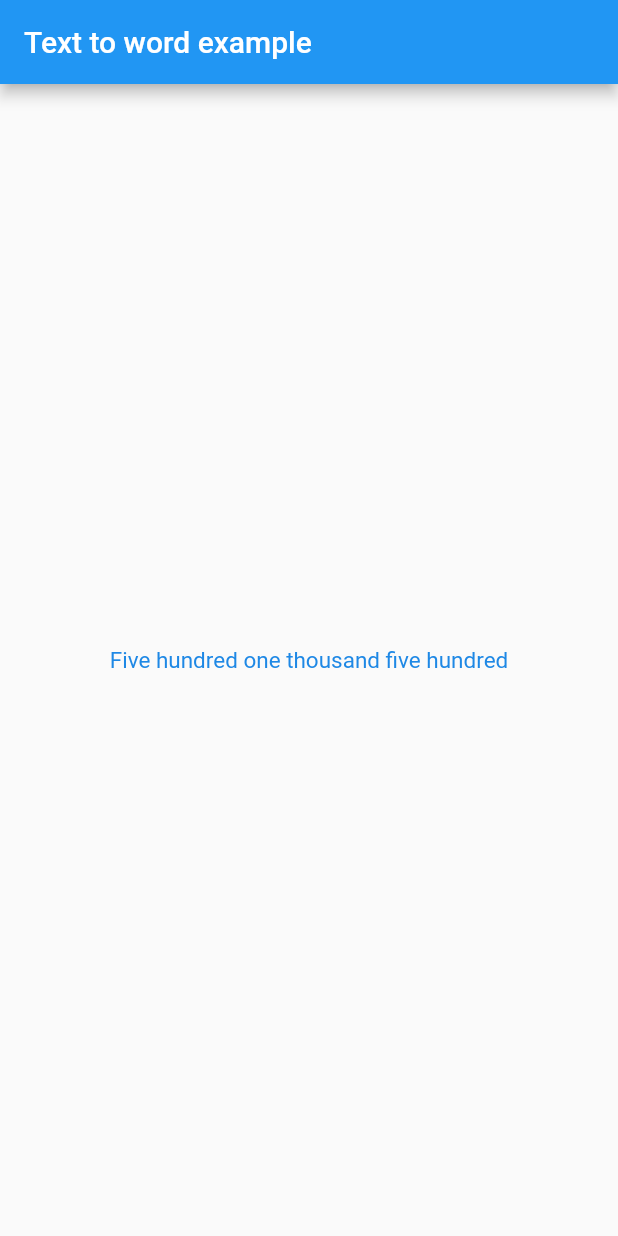
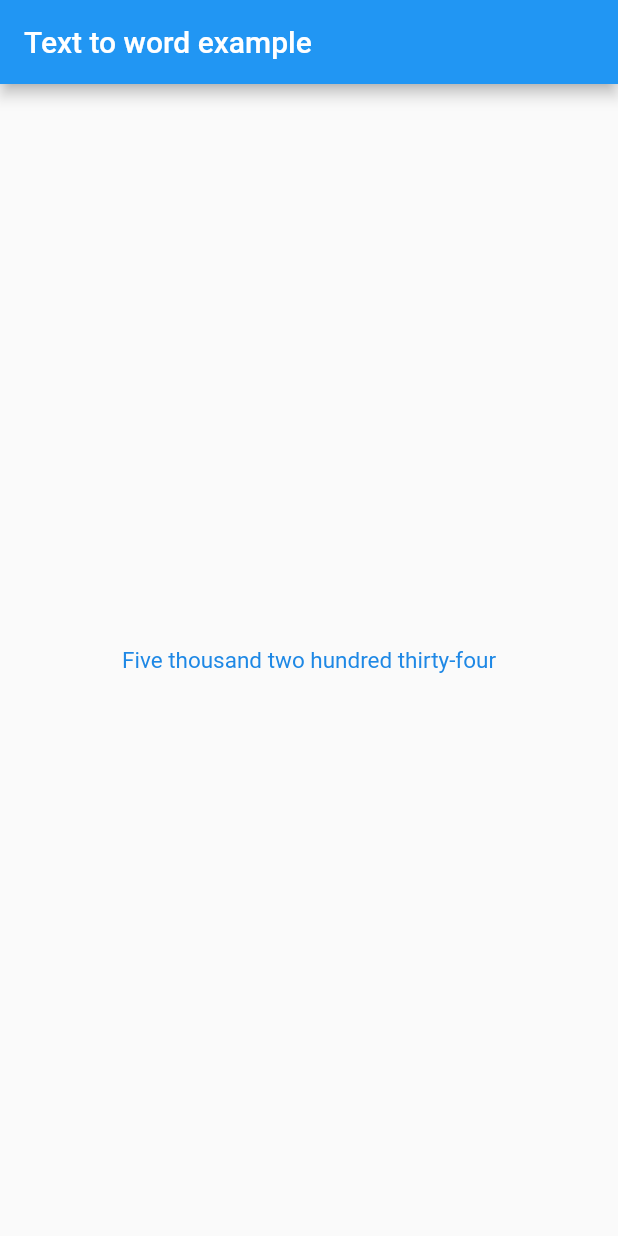
Before and after one commit to DoTungLam96/number_to_word_vi_en, a Flutter app: the screen it shows after launch, on a phone screen of 412 x 824 dp. Run offline on Flutter 3.47's test engine with Material 2 defaults, Android fonts, the phone set to English and light mode, and no system bars.

Commit message:
change doc

```diff
--- a/example/lib/main.dart
+++ b/example/lib/main.dart
@@ -21,7 +21,7 @@ class _MyAppState extends State<MyApp> {
 
   @override
   Widget build(BuildContext context) {
-    final value = NumberToWordEnVi(number: 501500, language: 'en');
+    final value = NumberToWordEnVi(number: 5234, language: 'en');
     return MaterialApp(
       home: Scaffold(
         appBar: AppBar(
--- a/lib/src/num_to_word_en.dart
+++ b/lib/src/num_to_word_en.dart
@@ -146,7 +146,7 @@ class NumberToWordEn {
       final String unionSeparator =
           ((number ~/ 10).toInt() != 0 && numFirst % 10 != 0) ||
                   (numFirst % 10 != 0 && numFirst < 100)
-              ? " "
+              ? "-"
               : '';
       soFar = _tens[number % 10] + unionSeparator + soFar;
       number = (number ~/ 10).toInt();
--- a/pubspec.yaml
+++ b/pubspec.yaml
@@ -1,6 +1,6 @@
 name: num_to_word_en_vi
 description: A plugin project to convert numbers to words with Vietnamese/English language.
-version: 1.0.3
+version: 1.0.4
 homepage: https://github.com/DoTungLam96/number_to_word_vi_en.git
 
 environment:
```
Also changed, not shown: 1 other file.
